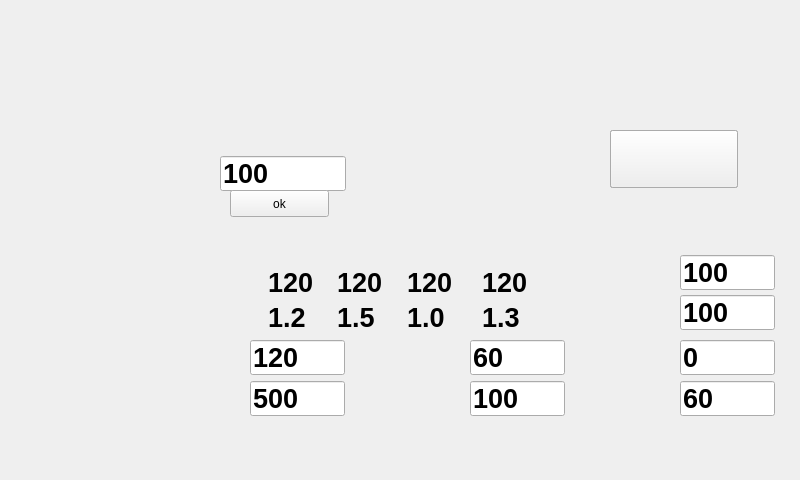
This is main/ui/charging_monitoring.ui in Blackrose/Tcutest_SerialSystem as Qt 5 draws it before an edit. The edited form follows.
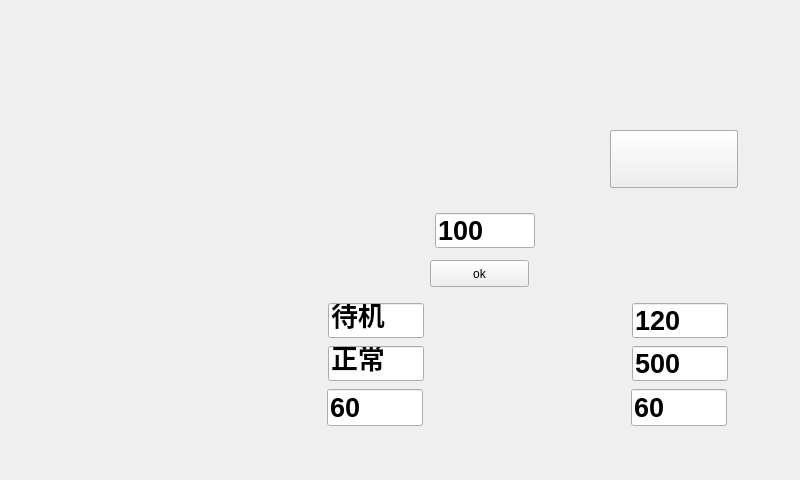
This is the edited form. Icons and pictures are not drawn.

```diff
--- a/main/ui/charging_monitoring.ui
+++ b/main/ui/charging_monitoring.ui
@@ -223,9 +223,9 @@
   <widget class="QLineEdit" name="bat_soc">
    <property name="geometry">
     <rect>
-     <x>220</x>
-     <y>156</y>
-     <width>126</width>
+     <x>435</x>
+     <y>213</y>
+     <width>100</width>
      <height>35</height>
     </rect>
    </property>
@@ -243,8 +243,8 @@
   <widget class="QPushButton" name="soc_set">
    <property name="geometry">
     <rect>
-     <x>230</x>
-     <y>190</y>
+     <x>430</x>
+     <y>260</y>
      <width>99</width>
      <height>27</height>
     </rect>
@@ -332,9 +332,9 @@
   <widget class="QLineEdit" name="bat_current">
    <property name="geometry">
     <rect>
-     <x>250</x>
-     <y>340</y>
-     <width>95</width>
+     <x>632</x>
+     <y>303</y>
+     <width>96</width>
      <height>35</height>
     </rect>
    </property>
@@ -352,10 +352,10 @@
   <widget class="QLineEdit" name="bat_power">
    <property name="geometry">
     <rect>
-     <x>470</x>
-     <y>340</y>
-     <width>95</width>
-     <height>35</height>
+     <x>327</x>
+     <y>389</y>
+     <width>96</width>
+     <height>37</height>
     </rect>
    </property>
    <property name="font">
@@ -372,9 +372,9 @@
   <widget class="QLineEdit" name="bat_vol">
    <property name="geometry">
     <rect>
-     <x>250</x>
-     <y>381</y>
-     <width>95</width>
+     <x>632</x>
+     <y>346</y>
+     <width>96</width>
      <height>35</height>
     </rect>
    </property>
@@ -392,9 +392,9 @@
   <widget class="QLineEdit" name="bat_status">
    <property name="geometry">
     <rect>
-     <x>470</x>
-     <y>381</y>
-     <width>95</width>
+     <x>328</x>
+     <y>346</y>
+     <width>96</width>
      <height>35</height>
     </rect>
    </property>
@@ -406,76 +406,16 @@
     </font>
    </property>
    <property name="text">
-    <string>100</string>
+    <string>正常</string>
    </property>
   </widget>
   <widget class="QLineEdit" name="bat_total">
    <property name="geometry">
     <rect>
-     <x>680</x>
-     <y>255</y>
-     <width>95</width>
-     <height>35</height>
-    </rect>
-   </property>
-   <property name="font">
-    <font>
-     <pointsize>20</pointsize>
-     <weight>75</weight>
-     <bold>true</bold>
-    </font>
-   </property>
-   <property name="text">
-    <string>100</string>
-   </property>
-  </widget>
-  <widget class="QLineEdit" name="bat_supend">
-   <property name="geometry">
-    <rect>
-     <x>680</x>
-     <y>295</y>
-     <width>95</width>
-     <height>35</height>
-    </rect>
-   </property>
-   <property name="font">
-    <font>
-     <pointsize>20</pointsize>
-     <weight>75</weight>
-     <bold>true</bold>
-    </font>
-   </property>
-   <property name="text">
-    <string>100</string>
-   </property>
-  </widget>
-  <widget class="QLineEdit" name="bat_time">
-   <property name="geometry">
-    <rect>
-     <x>680</x>
-     <y>340</y>
-     <width>95</width>
-     <height>35</height>
-    </rect>
-   </property>
-   <property name="font">
-    <font>
-     <pointsize>20</pointsize>
-     <weight>75</weight>
-     <bold>true</bold>
-    </font>
-   </property>
-   <property name="text">
-    <string>0</string>
-   </property>
-  </widget>
-  <widget class="QLineEdit" name="bat_timelife">
-   <property name="geometry">
-    <rect>
-     <x>680</x>
-     <y>381</y>
-     <width>95</width>
-     <height>35</height>
+     <x>631</x>
+     <y>389</y>
+     <width>96</width>
+     <height>37</height>
     </rect>
    </property>
    <property name="font">
@@ -489,36 +429,16 @@
     <string>60</string>
    </property>
   </widget>
-  <widget class="QLineEdit" name="bat_electricity1">
-   <property name="geometry">
-    <rect>
-     <x>266</x>
-     <y>265</y>
-     <width>65</width>
-     <height>34</height>
-    </rect>
+  <widget class="QLineEdit" name="charge_status">
+   <property name="enabled">
+    <bool>true</bool>
    </property>
-   <property name="font">
-    <font>
-     <pointsize>20</pointsize>
-     <weight>75</weight>
-     <bold>true</bold>
-    </font>
-   </property>
-   <property name="styleSheet">
-    <string notr="true">border :1px ;background-color:rgba(255, 255, 255, 0)</string>
-   </property>
-   <property name="text">
-    <string>120</string>
-   </property>
-  </widget>
-  <widget class="QLineEdit" name="bat_electricity2">
    <property name="geometry">
     <rect>
-     <x>335</x>
-     <y>265</y>
-     <width>65</width>
-     <height>34</height>
+     <x>328</x>
+     <y>303</y>
+     <width>96</width>
+     <height>35</height>
     </rect>
    </property>
    <property name="font">
@@ -528,149 +448,52 @@
      <bold>true</bold>
     </font>
    </property>
-   <property name="styleSheet">
-    <string notr="true">border :1px ;background-color:rgba(255, 255, 255, 0)</string>
-   </property>
    <property name="text">
-    <string>120</string>
+    <string>待机</string>
    </property>
   </widget>
-  <widget class="QLineEdit" name="bat_electricity1_3">
+  <widget class="QPushButton" name="soc_stop">
    <property name="geometry">
     <rect>
-     <x>405</x>
-     <y>265</y>
-     <width>65</width>
-     <height>34</height>
+     <x>600</x>
+     <y>210</y>
+     <width>157</width>
+     <height>58</height>
     </rect>
    </property>
-   <property name="font">
-    <font>
-     <pointsize>20</pointsize>
-     <weight>75</weight>
-     <bold>true</bold>
-    </font>
+   <property name="focusPolicy">
+    <enum>Qt::StrongFocus</enum>
    </property>
    <property name="styleSheet">
-    <string notr="true">border :1px ;background-color:rgba(255, 255, 255, 0)</string>
+    <string notr="true">background: transparent;</string>
    </property>
    <property name="text">
-    <string>120</string>
+    <string/>
    </property>
-  </widget>
-  <widget class="QLineEdit" name="bat_electricity1_4">
-   <property name="geometry">
-    <rect>
-     <x>480</x>
-     <y>265</y>
-     <width>65</width>
-     <height>34</height>
-    </rect>
+   <property name="flat">
+    <bool>true</bool>
    </property>
-   <property name="font">
-    <font>
-     <pointsize>20</pointsize>
-     <weight>75</weight>
-     <bold>true</bold>
-    </font>
-   </property>
-   <property name="styleSheet">
-    <string notr="true">border :1px ;background-color:rgba(255, 255, 255, 0)</string>
-   </property>
-   <property name="text">
-    <string>120</string>
-   </property>
   </widget>
-  <widget class="QLineEdit" name="elec_prices4">
+  <widget class="QPushButton" name="change_batinf_but">
    <property name="geometry">
     <rect>
-     <x>480</x>
-     <y>300</y>
-     <width>65</width>
-     <height>34</height>
+     <x>30</x>
+     <y>270</y>
+     <width>98</width>
+     <height>81</height>
     </rect>
    </property>
-   <property name="font">
-    <font>
-     <pointsize>20</pointsize>
-     <weight>75</weight>
-     <bold>true</bold>
-    </font>
+   <property name="focusPolicy">
+    <enum>Qt::StrongFocus</enum>
    </property>
    <property name="styleSheet">
-    <string notr="true">border :1px ;background-color:rgba(255, 255, 255, 0)</string>
+    <string notr="true">background: transparent;</string>
    </property>
    <property name="text">
-    <string>1.3</string>
+    <string/>
    </property>
-  </widget>
-  <widget class="QLineEdit" name="elec_prices3">
-   <property name="geometry">
-    <rect>
-     <x>405</x>
-     <y>300</y>
-     <width>65</width>
-     <height>34</height>
-    </rect>
-   </property>
-   <property name="font">
-    <font>
-     <pointsize>20</pointsize>
-     <weight>75</weight>
-     <bold>true</bold>
-    </font>
-   </property>
-   <property name="styleSheet">
-    <string notr="true">border :1px ;background-color:rgba(255, 255, 255, 0)</string>
-   </property>
-   <property name="text">
-    <string>1.0</string>
-   </property>
-  </widget>
-  <widget class="QLineEdit" name="elec_prices1">
-   <property name="geometry">
-    <rect>
-     <x>266</x>
-     <y>300</y>
-     <width>65</width>
-     <height>34</height>
-    </rect>
-   </property>
-   <property name="font">
-    <font>
-     <pointsize>20</pointsize>
-     <weight>75</weight>
-     <bold>true</bold>
-    </font>
-   </property>
-   <property name="styleSheet">
-    <string notr="true">border :1px ;background-color:rgba(255, 255, 255, 0)</string>
-   </property>
-   <property name="text">
-    <string>1.2</string>
-   </property>
-  </widget>
-  <widget class="QLineEdit" name="elec_prices2">
-   <property name="geometry">
-    <rect>
-     <x>335</x>
-     <y>300</y>
-     <width>65</width>
-     <height>34</height>
-    </rect>
-   </property>
-   <property name="font">
-    <font>
-     <pointsize>20</pointsize>
-     <weight>75</weight>
-     <bold>true</bold>
-    </font>
-   </property>
-   <property name="styleSheet">
-    <string notr="true">border :1px ;background-color:rgba(255, 255, 255, 0)</string>
-   </property>
-   <property name="text">
-    <string>1.5</string>
+   <property name="flat">
+    <bool>true</bool>
    </property>
   </widget>
  </widget>
```
Left out of the diff: 39 changed lines with no effect on the pictures.
